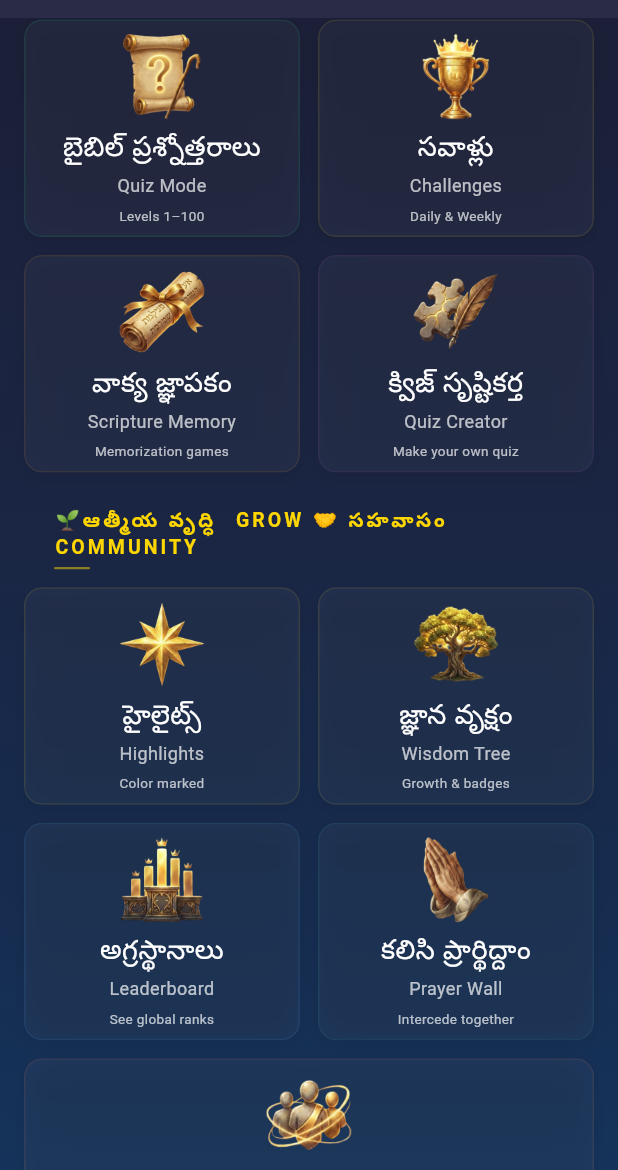
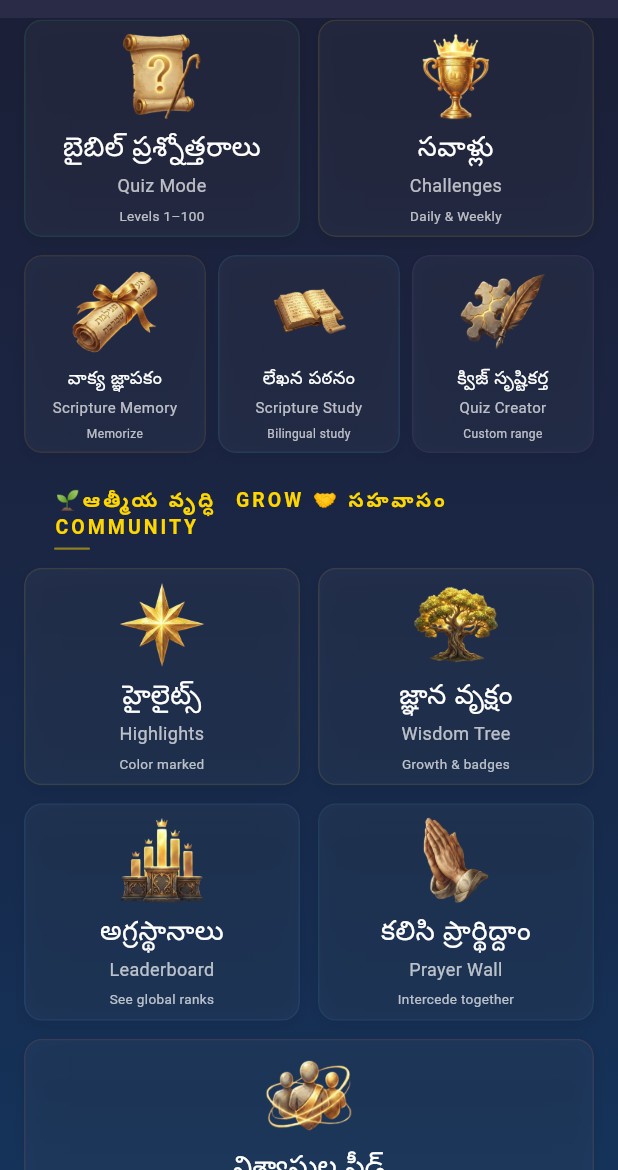
Before and after one commit to dls9494/BibleQuest, a Flutter app: the MainScreen screen opened directly, scrolled down 576 dp, on a phone screen of 412 x 824 dp, the part 66-1236 px from its top. Run offline on Flutter 3.47's test engine with Material 3 defaults, Android fonts, the phone set to English and light mode, and no system bars; our stand-ins replace audio_service, cloud_firestore, confetti, connectivity_plus, firebase_analytics, firebase_auth and 15 more; missing offline and left inert: audio_session; accounts and stored records are empty; Roboto replaces fonts that are missing (Outfit); project files that could hold a hidden picture were left out.

Commit message:
UI Feature: Move Scripture Study to main screen under PLAY section as a 3-card Row 2 (Scripture Memory, Scripture Study, Quiz Creator)

```diff
--- a/lib/screens/main_screen.dart
+++ b/lib/screens/main_screen.dart
@@ -332,6 +332,7 @@ class _MainScreenState extends rp.ConsumerState<MainScreen> {
     final quizIcon = _buildFlatIcon(IconAssets.quiz, Icons.quiz, Colors.green, size: 62);
     final challengeIcon = _buildFlatIcon(IconAssets.challenges, Icons.emoji_events, Colors.amber, size: 62);
     final creatorIcon = _buildFlatIcon(IconAssets.quizCreator, Icons.create, Colors.purple, size: 62);
+    final studyIcon = _buildFlatIcon(IconAssets.scriptureStudy, Icons.menu_book, Colors.cyan, size: 62);
     final bookmarkIcon = _buildFlatIcon(IconAssets.bookmarks, Icons.bookmark, Colors.red, size: 68);
     final favoriteIcon = _buildFlatIcon(IconAssets.favorites, Icons.favorite, Colors.amber, size: 62);
     final notesIcon = _buildFlatIcon('assets/icons/flat/notes.png', Icons.note_alt_rounded, Colors.orange, size: 68);
@@ -509,36 +510,55 @@ class _MainScreenState extends rp.ConsumerState<MainScreen> {
                 child: GamifiedMenuCard(
                   title: "వాక్య జ్ఞాపకం",
                   englishTitle: "Scripture Memory",
-                  subtitle: "Memorization games",
+                  subtitle: "Memorize",
                   iconWidget: memoryIcon,
                   gradientColors: const [Color(0xFFFF9800), Color(0xFFF57C00)],
                   glowColor: const Color(0xFFFF9800),
                   allowIconOverflow: false,
                   iconSize: 62,
-                  titleFontSize: 18,
-                  englishFontSize: 12,
-                  subtitleFontSize: 9,
+                  titleFontSize: 12,
+                  englishFontSize: 10,
+                  subtitleFontSize: 8,
                   verticalPadding: 6,
-                  cardPadding: 8,
+                  cardPadding: 4,
                   onTap: () => Navigator.push(context, MaterialPageRoute(builder: (_) => const MemoryGameScreen())),
                 ),
               ),
-              const SizedBox(width: 12),
+              const SizedBox(width: 8),
+              Expanded(
+                child: GamifiedMenuCard(
+                  title: "లేఖన పఠనం",
+                  englishTitle: "Scripture Study",
+                  subtitle: "Bilingual study",
+                  iconWidget: studyIcon,
+                  gradientColors: const [Color(0xFF38BDF8), Color(0xFF0284C7)],
+                  glowColor: const Color(0xFF38BDF8),
+                  allowIconOverflow: false,
+                  iconSize: 62,
+                  titleFontSize: 12,
+                  englishFontSize: 10,
+                  subtitleFontSize: 8,
+                  verticalPadding: 6,
+                  cardPadding: 4,
+                  onTap: () => context.push('/study-tools'),
+                ),
+              ),
+              const SizedBox(width: 8),
               Expanded(
                 child: GamifiedMenuCard(
                   title: "క్విజ్ సృష్టికర్త",
                   englishTitle: "Quiz Creator",
-                  subtitle: "Make your own quiz",
+                  subtitle: "Custom range",
                   iconWidget: creatorIcon,
                   gradientColors: const [Color(0xFFAB47BC), Color(0xFF7B1FA2)],
                   glowColor: const Color(0xFFAB47BC),
                   allowIconOverflow: false,
                   iconSize: 62,
-                  titleFontSize: 18,
-                  englishFontSize: 12,
-                  subtitleFontSize: 9,
+                  titleFontSize: 12,
+                  englishFontSize: 10,
+                  subtitleFontSize: 8,
                   verticalPadding: 6,
-                  cardPadding: 8,
+                  cardPadding: 4,
                   onTap: () => Navigator.push(context, MaterialPageRoute(builder: (_) => const CustomQuizCreatorScreen())),
                 ),
               ),
--- a/lib/services/icon_assets.dart
+++ b/lib/services/icon_assets.dart
@@ -12,4 +12,5 @@ class IconAssets {
   static const String wisdomTree = 'assets/icons/flat/wisdom_tree.png';
   static const String bookmarks = 'assets/icons/flat/bookmarks.png';
   static const String favorites = 'assets/icons/flat/favorites.png';
+  static const String scriptureStudy = 'assets/icons/flat/scripture_study.png';
 }
```
Also changed, not shown: lib/screens/quiz_tab.dart (+1 -103 lines), assets/icons/flat/scripture_study.png (added).
